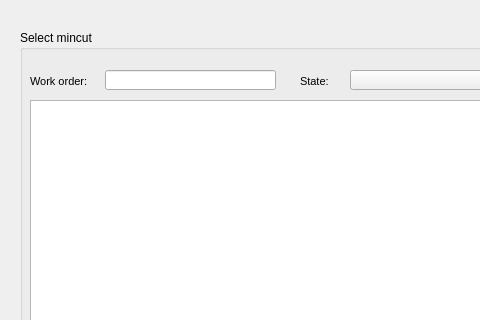
Giswater/giswater_qgis_plugin, file ui/mincut_edit.ui: the form before one commit; both pictures show x 0 to 480 and y 0 to 320 of the 718 by 540 pixel window.
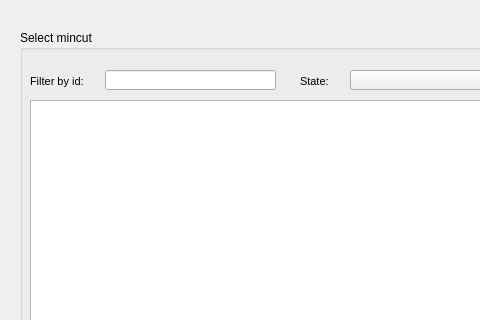
The form after the commit.

Commit message: Change mincut_edit form

Diff of the .ui file:
```diff
--- a/ui/mincut_edit.ui
+++ b/ui/mincut_edit.ui
@@ -131,7 +131,7 @@
      <enum>QFrame::Plain</enum>
     </property>
     <property name="text">
-     <string>Work order:</string>
+     <string>Filter by id:</string>
     </property>
     <property name="textFormat">
      <enum>Qt::AutoText</enum>
```
